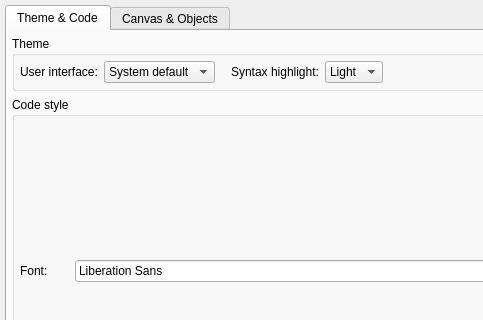
Old version of the form libs/libgui/ui/settings/appearanceconfigwidget.ui in the repository pgmodeler/pgmodeler; both pictures show x 0 to 483 and y 0 to 320 of the 1218 by 943 pixel window.
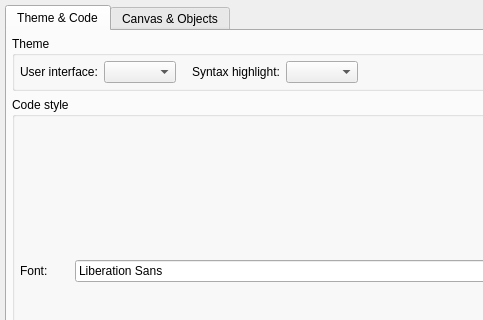
New version of the form.

Commit message: Dark/light theme support finished. Pending small UI polishing to make some labels and input that use custom color to adapt to the dark theme.

What changed in the file:
```diff
--- a/libs/libgui/ui/settings/appearanceconfigwidget.ui
+++ b/libs/libgui/ui/settings/appearanceconfigwidget.ui
@@ -82,23 +82,8 @@
              </sizepolicy>
             </property>
             <property name="currentIndex">
-             <number>0</number>
+             <number>-1</number>
             </property>
-            <item>
-             <property name="text">
-              <string>System default</string>
-             </property>
-            </item>
-            <item>
-             <property name="text">
-              <string>Dark</string>
-             </property>
-            </item>
-            <item>
-             <property name="text">
-              <string>Light</string>
-             </property>
-            </item>
            </widget>
           </item>
           <item>
@@ -119,16 +104,9 @@
               <verstretch>0</verstretch>
              </sizepolicy>
             </property>
-            <item>
-             <property name="text">
-              <string>Light</string>
-             </property>
-            </item>
-            <item>
-             <property name="text">
-              <string>Dark</string>
-             </property>
-            </item>
+            <property name="sizeAdjustPolicy">
+             <enum>QComboBox::AdjustToContentsOnFirstShow</enum>
+            </property>
            </widget>
           </item>
           <item>
```
The commit also changes 10 other files.
